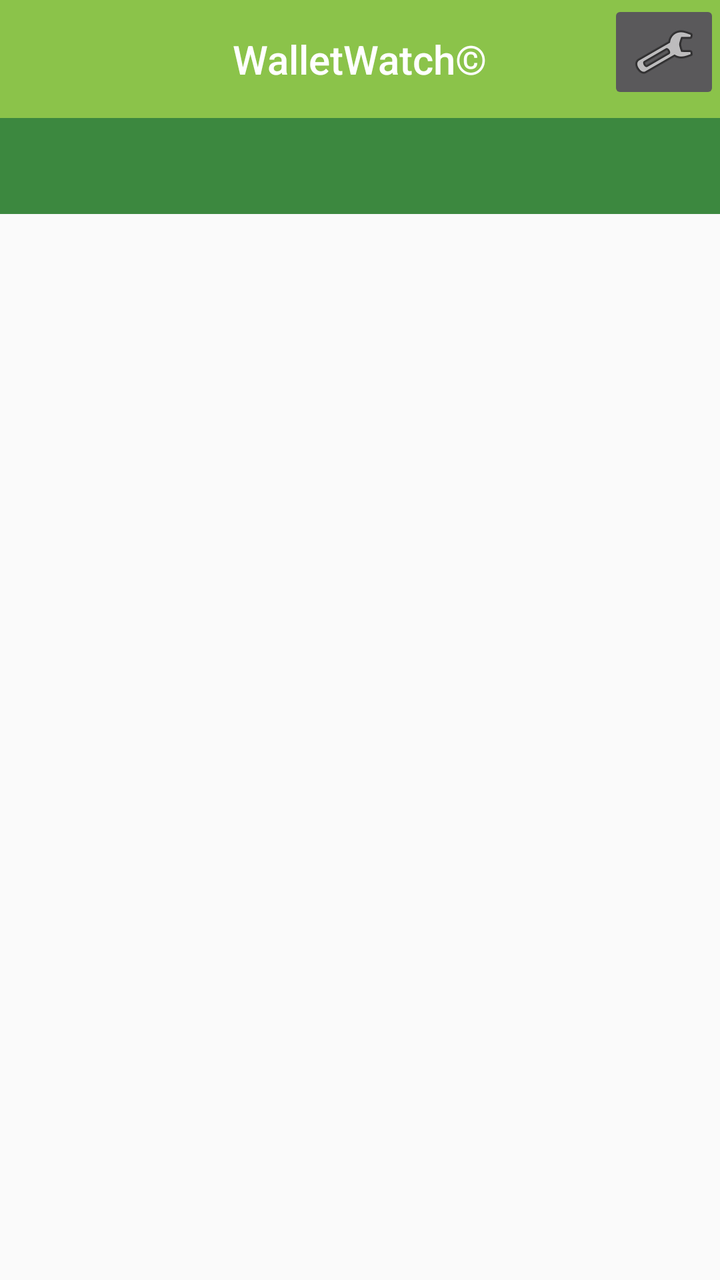
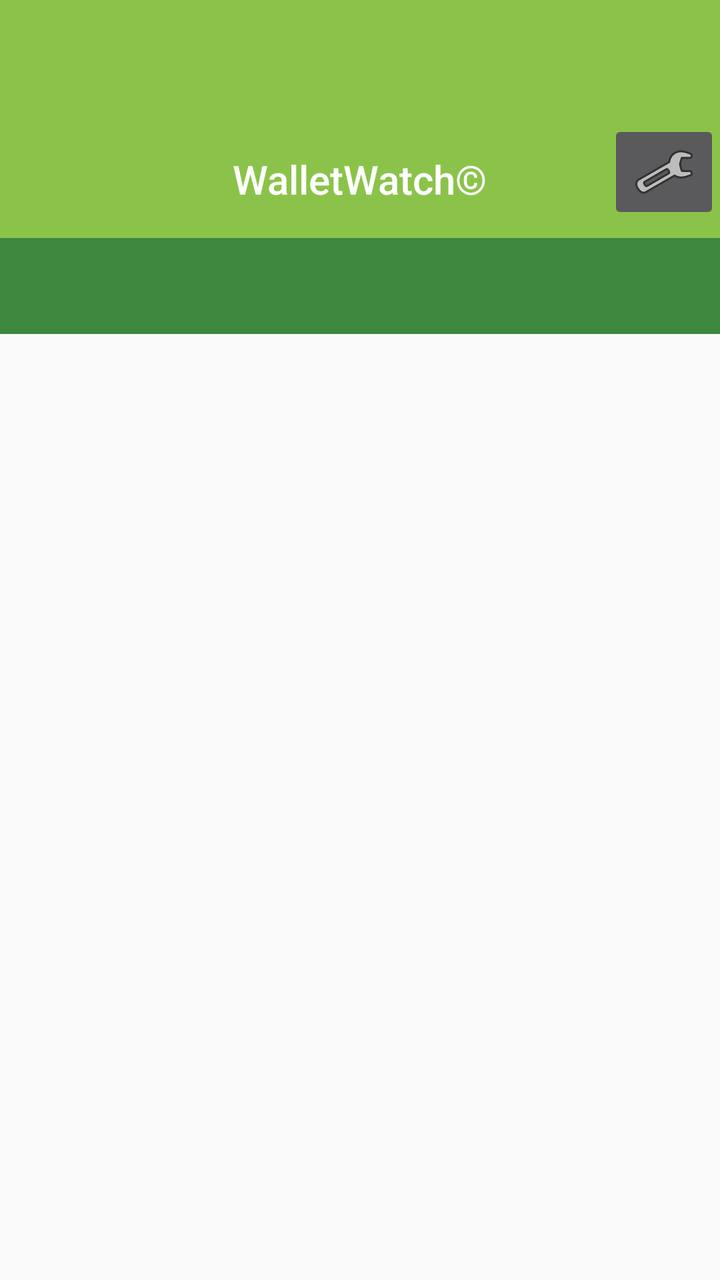

Compare the two renders of this Android layout. The source of the first and the diff that turns it into the second are given below.
<!-- AndroidManifest.xml: activity theme AppTheme.NoActionBar -->
<!-- res/layout/activity_main.xml -->
<?xml version="1.0" encoding="utf-8"?>
<androidx.constraintlayout.widget.ConstraintLayout xmlns:android="http://schemas.android.com/apk/res/android"
    xmlns:app="http://schemas.android.com/apk/res-auto"
    xmlns:tools="http://schemas.android.com/tools"
    android:id="@+id/mainLayout"
    android:layout_width="match_parent"
    android:layout_height="match_parent"
    tools:context=".main.MainActivity">

    <com.google.android.material.appbar.AppBarLayout
        android:id="@+id/mainHeadingLayout"
        android:layout_width="0dp"
        android:layout_height="wrap_content"
        android:background="@color/colorAccent"
        android:theme="@style/AppTheme.AppBarOverlay"
        app:layout_constraintEnd_toEndOf="parent"
        app:layout_constraintStart_toStartOf="parent"
        app:layout_constraintTop_toTopOf="parent">

        <RelativeLayout
            android:id="@+id/mainTopLayout"
            android:layout_width="match_parent"
            android:layout_height="wrap_content">

            <TextView
                android:id="@+id/mainTitle"
                android:layout_width="wrap_content"
                android:layout_height="wrap_content"
                android:layout_centerInParent="true"
                android:minHeight="?actionBarSize"
                android:padding="@dimen/appbar_padding"
                android:text="@string/headingString"
                android:textSize="20sp"
                android:textAppearance="@style/TextAppearance.Widget.AppCompat.Toolbar.Title"
                tools:ignore="RelativeOverlap,TextContrastCheck" />

            <ImageButton
                android:id="@+id/openSettingsButton"

                android:layout_width="wrap_content"
                android:layout_height="wrap_content"
                android:layout_alignParentEnd="true"
                android:contentDescription="@string/settingsString"
                app:srcCompat="@android:drawable/ic_menu_manage" />

        </RelativeLayout>

        <com.google.android.material.tabs.TabLayout
            android:id="@+id/mainTabs"
            android:layout_width="match_parent"
            android:layout_height="wrap_content"
            android:background="@color/colorPrimaryDark"
            app:tabTextColor="#FFFFFF"
            tools:ignore="SpeakableTextPresentCheck" />

    </com.google.android.material.appbar.AppBarLayout>

    <RelativeLayout
        android:id="@+id/mainPagerLayout"
        android:layout_width="match_parent"
        android:layout_height="0dp"
        app:layout_constraintBottom_toBottomOf="parent"
        app:layout_constraintStart_toStartOf="parent"
        app:layout_constraintTop_toBottomOf="@id/mainHeadingLayout">

        <androidx.viewpager2.widget.ViewPager2
            android:id="@+id/mainPager"
            android:layout_width="match_parent"
            android:layout_height="match_parent"
            app:layout_behavior="@string/appbar_scrolling_view_behavior"
            app:layout_constraintBottom_toBottomOf="parent"
            app:layout_constraintStart_toStartOf="parent"
            app:layout_constraintTop_toTopOf="parent" />

        <ProgressBar
            android:id="@+id/loadingBar"
            style="?android:attr/progressBarStyle"
            android:layout_width="match_parent"
            android:layout_height="wrap_content"
            android:padding="@dimen/appbar_padding"
            android:visibility="gone" />

    </RelativeLayout>

</androidx.constraintlayout.widget.ConstraintLayout>
<!-- resources referenced by this layout -->
<resources>
  <color name="colorAccent">#8BC34A</color>
  <color name="colorPrimaryDark">#3C883F</color>
  <dimen name="appbar_padding">16dp</dimen>
  <string name="headingString">WalletWatch©</string>
  <string name="settingsString">Settings</string>
  <style name="AppTheme.AppBarOverlay" parent="ThemeOverlay.AppCompat.Dark.ActionBar" />
  <style name="AppTheme.NoActionBar">
          <item name="windowActionBar">false</item>
          <item name="windowNoTitle">true</item>
      </style>
</resources>

<!-- the commit's change to res/layout/activity_main.xml (unified diff, before → after) -->
@@ -19,6 +19,7 @@
 
         <RelativeLayout
             android:id="@+id/mainTopLayout"
+            android:layout_marginTop="60dp"
             android:layout_width="match_parent"
             android:layout_height="wrap_content">
 
